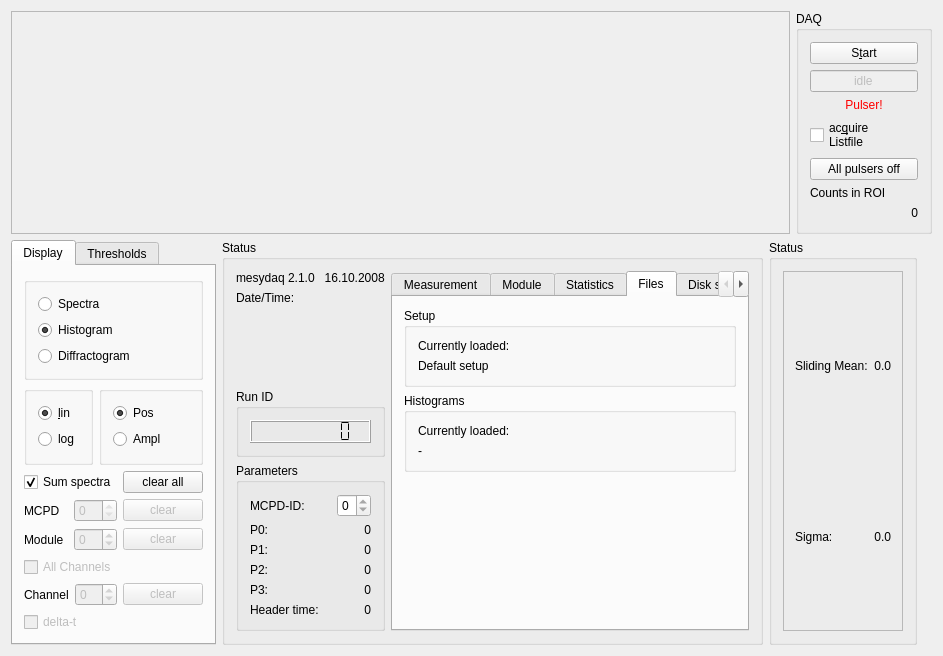
This is qmesydaq/mainwidget.ui in flueke/qmesydaq as Qt 5 draws it before an edit. The edited form follows.
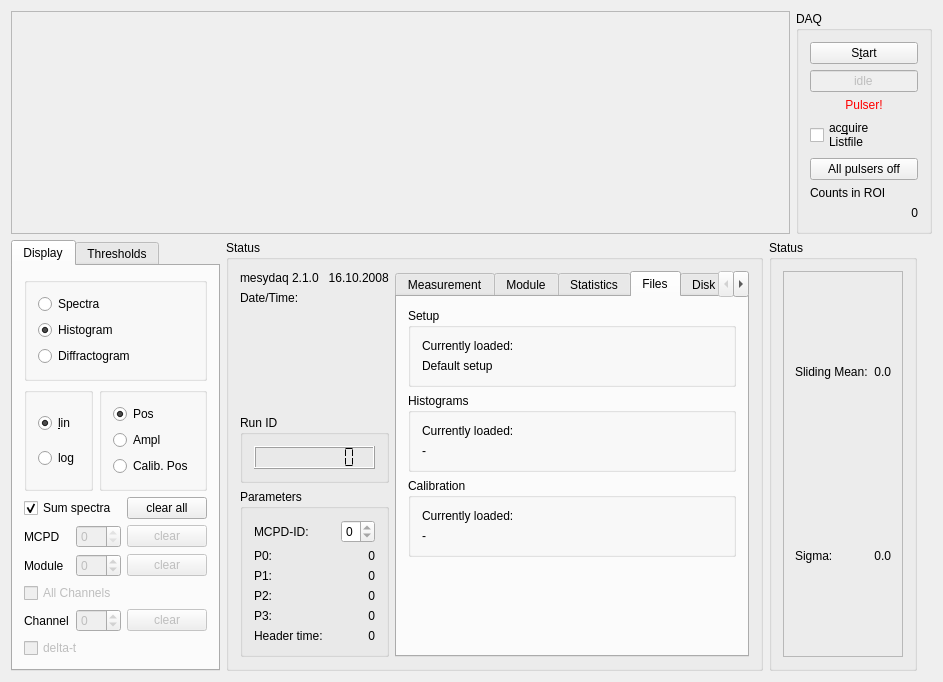
This is the edited form. The open tabs and pages were chosen to show the change. Custom widgets are drawn as their Qt base class.

Commit message: Add the view to the position corrected histograms.

The edit to the form file:
```diff
--- a/qmesydaq/mainwidget.ui
+++ b/qmesydaq/mainwidget.ui
@@ -284,7 +284,17 @@
                <string/>
               </property>
               <attribute name="buttonGroup">
-               <string>posampButtonGroup</string>
+               <string notr="true">posampButtonGroup</string>
+              </attribute>
+             </widget>
+            </item>
+            <item row="2" column="0">
+             <widget class="QRadioButton" name="dispAllCorrectedPos">
+              <property name="text">
+               <string>Calib. Pos</string>
+              </property>
+              <attribute name="buttonGroup">
+               <string notr="true">posampButtonGroup</string>
               </attribute>
              </widget>
             </item>
@@ -1081,6 +1091,42 @@
             <string>Files</string>
            </attribute>
            <layout class="QGridLayout" name="gridLayout_11">
+            <item row="4" column="0">
+             <spacer name="verticalSpacer_2">
+              <property name="orientation">
+               <enum>Qt::Vertical</enum>
+              </property>
+              <property name="sizeHint" stdset="0">
+               <size>
+                <width>20</width>
+                <height>159</height>
+               </size>
+              </property>
+             </spacer>
+            </item>
+            <item row="2" column="0">
+             <widget class="QGroupBox" name="groupBox_3">
+              <property name="title">
+               <string>Calibration</string>
+              </property>
+              <layout class="QGridLayout" name="gridLayout_19">
+               <item row="0" column="0">
+                <widget class="QLabel" name="label_5">
+                 <property name="text">
+                  <string>Currently loaded:</string>
+                 </property>
+                </widget>
+               </item>
+               <item row="1" column="0">
+                <widget class="QLabel" name="calibrationFilename">
+                 <property name="text">
+                  <string>-</string>
+                 </property>
+                </widget>
+               </item>
+              </layout>
+             </widget>
+            </item>
             <item row="0" column="0">
              <widget class="QGroupBox" name="groupBox79_2">
               <property name="title">
@@ -1139,19 +1185,6 @@
               </layout>
              </widget>
             </item>
-            <item row="2" column="0">
-             <spacer name="verticalSpacer_2">
-              <property name="orientation">
-               <enum>Qt::Vertical</enum>
-              </property>
-              <property name="sizeHint" stdset="0">
-               <size>
-                <width>20</width>
-                <height>159</height>
-               </size>
-              </property>
-             </spacer>
-            </item>
            </layout>
           </widget>
           <widget class="QWidget" name="statusSpaceTab">
```
Left out of the diff: 49 changed lines with no effect on the pictures. The commit also changes 22 other files.
